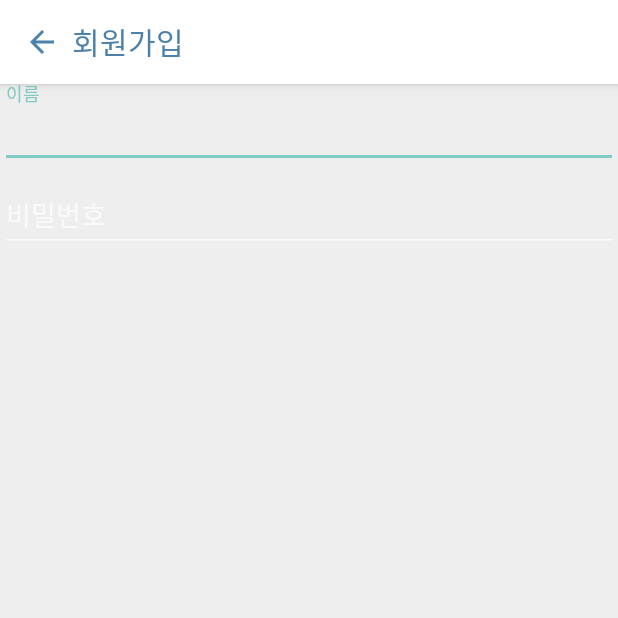
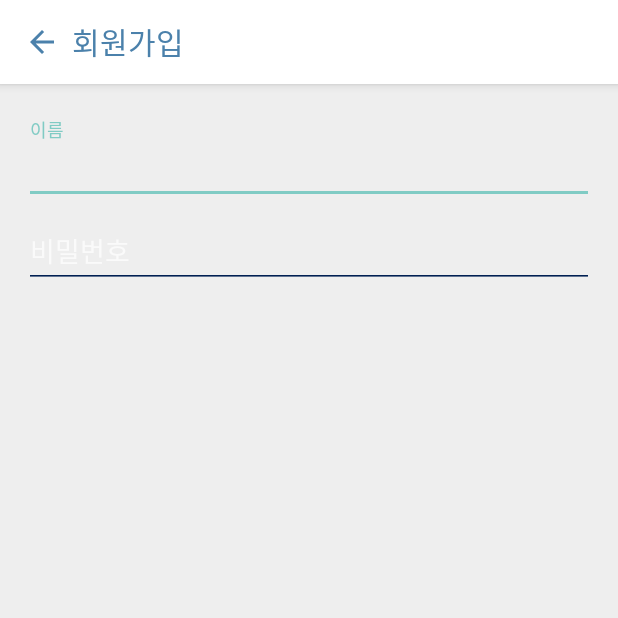
Before and after one commit to yjh5424/Sing-for-you, an Android app: the SignUp screen opened directly, with no data from a screen before it, on a phone screen of 412 x 824 dp, the top half of it. Run offline under Robolectric (Android 15) with nearby library versions, the phone set to English and light mode, and no system bars.

Commit message:
회원가입 수정 xml 추가

```diff
--- a/Sing-for-you/app/src/main/java/android/sinabro/sing_for_you/activities/SignUp.java
+++ b/Sing-for-you/app/src/main/java/android/sinabro/sing_for_you/activities/SignUp.java
@@ -1,14 +1,30 @@
 package android.sinabro.sing_for_you.activities;
 
+import android.content.Intent;
 import android.support.v7.app.AppCompatActivity;
 import android.os.Bundle;
 import android.sinabro.sing_for_you.R;
+import android.view.View;
+import android.widget.ImageView;
 
 public class SignUp extends AppCompatActivity {
+
+    private ImageView backButton;
 
     @Override
     protected void onCreate(Bundle savedInstanceState) {
         super.onCreate(savedInstanceState);
         setContentView(R.layout.activity_sign_up);
+        backButton=(ImageView)findViewById(R.id.ib_toolbar_back);
+
+        backButton.setOnClickListener(new View.OnClickListener() {
+            @Override
+            public void onClick(View view) {
+                Intent intent=new Intent(getApplicationContext(),LoginActivity.class);
+                startActivity(intent);
+                finish();
+            }
+        });
+
     }
 }
--- a/Sing-for-you/app/src/main/res/layout/activity_sign_up.xml
+++ b/Sing-for-you/app/src/main/res/layout/activity_sign_up.xml
@@ -19,12 +19,20 @@
     <android.support.design.widget.TextInputLayout
         android:id="@+id/input_id_layout"
         android:layout_width="match_parent"
+        android:layout_marginLeft="16dp"
+        android:layout_marginRight="16dp"
+        android:layout_marginTop="24dp"
         android:layout_height="wrap_content">
 
         <EditText
             android:id="@+id/input_id"
             android:layout_width="match_parent"
             android:layout_height="wrap_content"
+            android:backgroundTint="#001F52"
+            android:lineSpacingExtra="10dp"
+            android:textColorHint="#000"
+            android:textColor="#000"
+            android:maxLines="1"
             android:hint="@string/name" />
 
     </android.support.design.widget.TextInputLayout>
@@ -32,12 +40,19 @@
     <android.support.design.widget.TextInputLayout
         android:id="@+id/input_password_layout"
         android:layout_width="match_parent"
+        android:layout_marginLeft="16dp"
+        android:layout_marginRight="16dp"
         android:layout_height="wrap_content">
 
         <EditText
             android:id="@+id/input_password"
             android:layout_width="match_parent"
+            android:backgroundTint="#001F52"
+            android:lineSpacingExtra="10dp"
             android:layout_height="wrap_content"
+            android:maxLines="1"
+            android:textColor="#000"
+            android:textColorHint="#000"
             android:hint="@string/password" />
 
     </android.support.design.widget.TextInputLayout>
```
